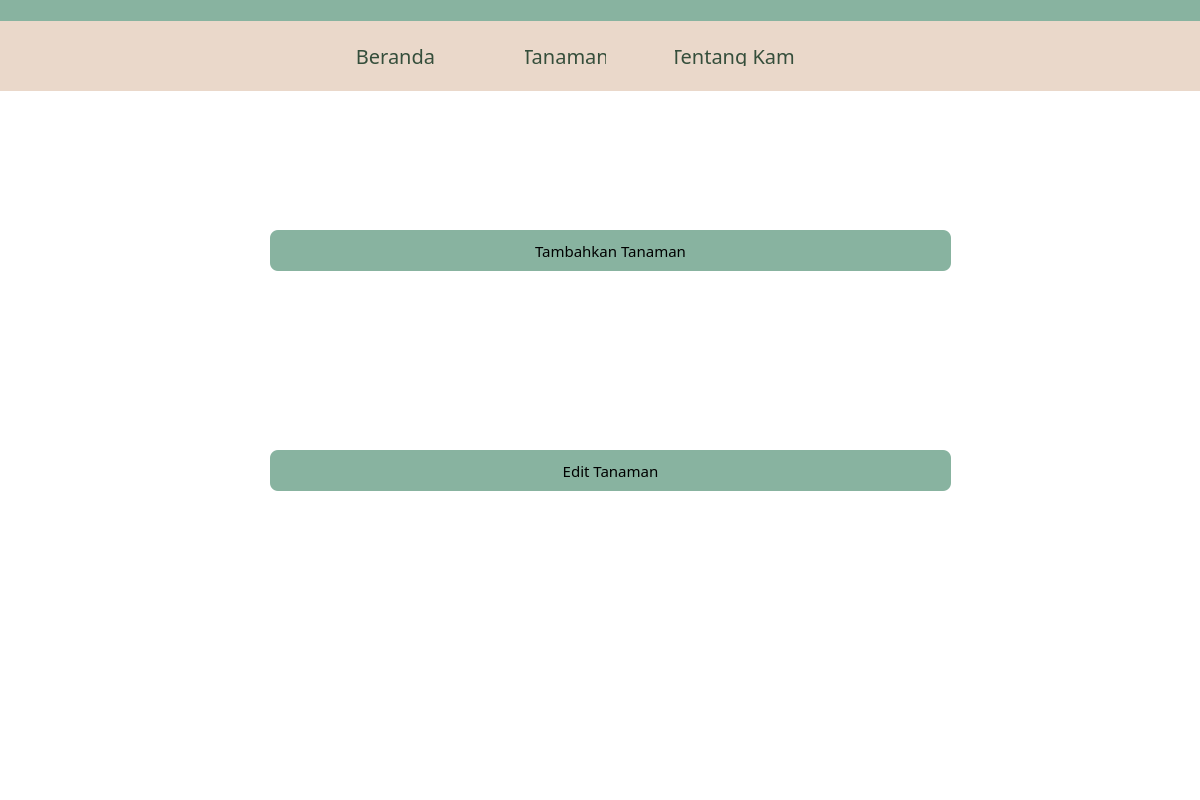
Before: the Qt Designer form Frontend/UI/adminPage.ui in gagaspbahar/onlyplants, drawn with Qt 5.
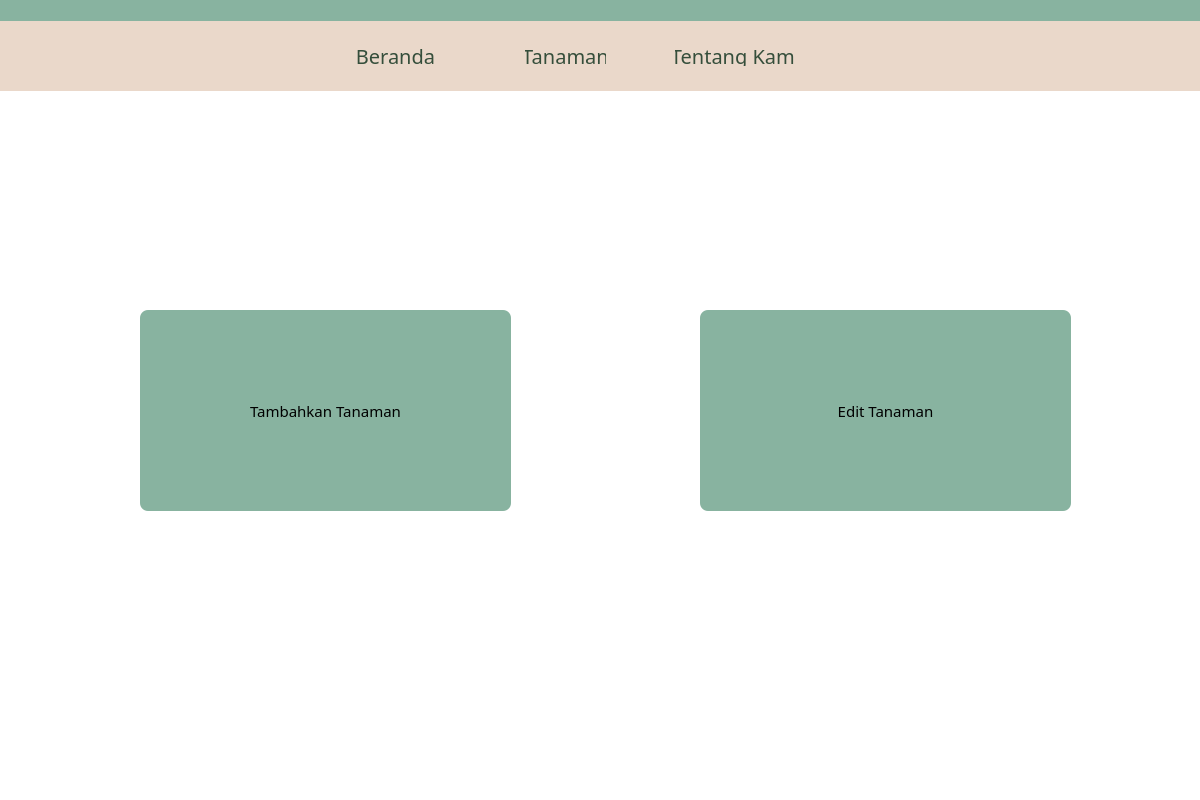
After: the same form once the commit is applied. Icons and pictures are not drawn.

What changed in the file:
```diff
--- a/Frontend/UI/adminPage.ui
+++ b/Frontend/UI/adminPage.ui
@@ -317,10 +317,10 @@
    <widget class="QPushButton" name="addTanamanButton">
     <property name="geometry">
      <rect>
-      <x>270</x>
-      <y>230</y>
-      <width>681</width>
-      <height>41</height>
+      <x>140</x>
+      <y>310</y>
+      <width>371</width>
+      <height>201</height>
      </rect>
     </property>
     <property name="font">
@@ -362,10 +362,10 @@
    <widget class="QPushButton" name="QPushButton_4">
     <property name="geometry">
      <rect>
-      <x>270</x>
-      <y>450</y>
-      <width>681</width>
-      <height>41</height>
+      <x>700</x>
+      <y>310</y>
+      <width>371</width>
+      <height>201</height>
      </rect>
     </property>
     <property name="font">
```
Left out of the diff: 2 changed lines with no effect on the pictures.
